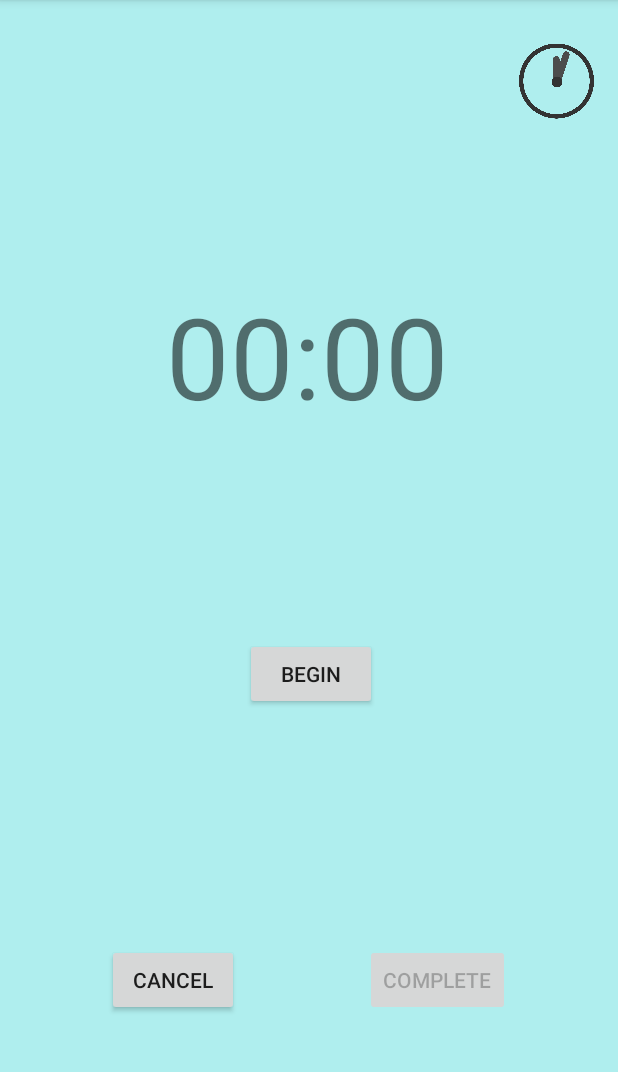
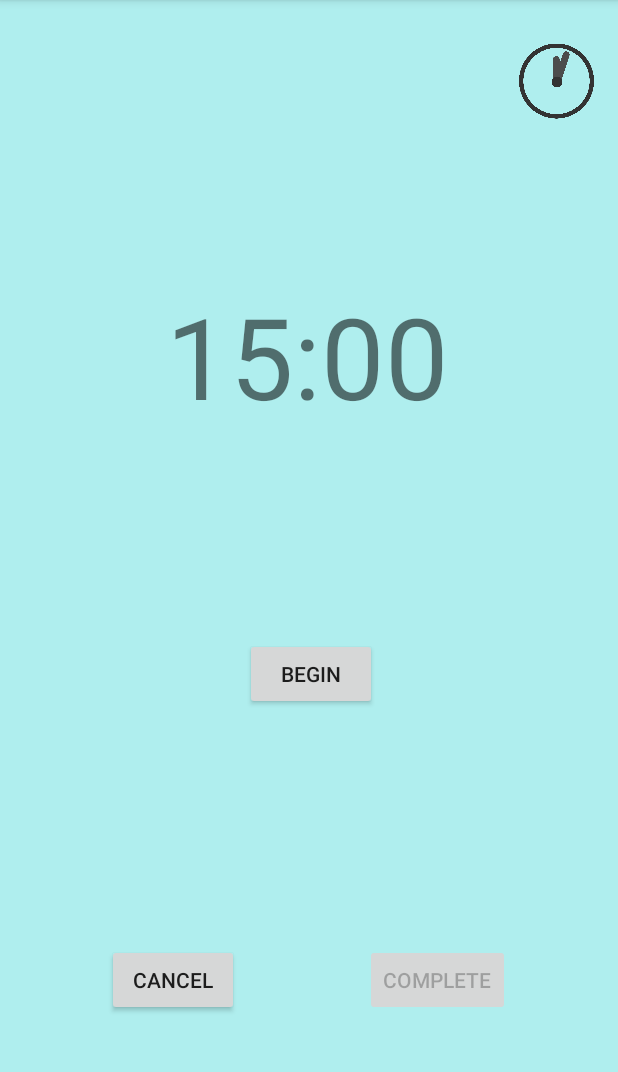
Before and after one commit to WFoster1994/MyWorryTime, an Android app: the WorryTimeActivity screen opened directly, with no data from a screen before it, on a phone screen of 412 x 824 dp, the part 84-1156 px from its top. Run offline under Robolectric (Android 15) with nearby library versions, the phone set to English and light mode, and no system bars.

Commit message:
Coding complete for count down timer. Null exception error encountered upon starting worry time

```diff
--- a/app/src/main/java/will/example/myworrytime/WorryTimeActivity.java
+++ b/app/src/main/java/will/example/myworrytime/WorryTimeActivity.java
@@ -4,7 +4,6 @@ import android.content.DialogInterface;
 import android.content.Intent;
 import android.os.Bundle;
 import android.os.CountDownTimer;
-import android.os.Handler;
 import android.view.View;
 import android.widget.Button;
 import android.widget.TextView;
@@ -20,7 +19,7 @@ public class WorryTimeActivity extends AppCompatActivity {
     900000 milliseconds is 15 minutes. */
     private static final long START_TIME = 900000;
 
-    private TextView mCountDown;
+    private TextView mCountDownTextView;
     private Button mStartPauseButton;
     private Button mCompleteButton;
     private Button mCancelButton;
@@ -32,16 +31,12 @@ public class WorryTimeActivity extends AppCompatActivity {
 
     private long mTimeLeft = START_TIME;
 
-    private DigitalClockView mDigitalClockView;
-
-    private Handler mHandler;
-
     @Override
     protected void onCreate(Bundle savedInstanceState) {
         super.onCreate(savedInstanceState);
         setContentView(R.layout.activity_worry_time);
 
-        mCountDown = findViewById(R.id.clockText);
+        mCountDownTextView = findViewById(R.id.clockText);
         mStartPauseButton = findViewById(R.id.begin_time_button);
         mResetButton = findViewById(R.id.reset_time_button);
 
@@ -89,15 +84,10 @@ public class WorryTimeActivity extends AppCompatActivity {
             }
         });
 
-        mDigitalClockView = new DigitalClockView();
-
-        mHandler = new Handler();
-
-
+        /*When the view is created, the timer will display
+        15:00 rather than 00:00*/
+        updateCountDown();
     }
-
-
-
 
     public void returnToHome() {
         Intent intent = new Intent (this, MainActivity.class);
@@ -115,15 +105,21 @@ public class WorryTimeActivity extends AppCompatActivity {
 
             @Override
             public void onFinish() {
-
+                mTimerRunning = false;
+                mStartPauseButton.setText("Start");
+                mStartPauseButton.setVisibility(View.INVISIBLE);
+                mResetButton.setVisibility(View.VISIBLE);
+                mCompleteButton.setEnabled(true);
             }
         }.start();
 
         //Now the timer is running
         mTimerRunning = true;
+
         /*Now that the timer has begun, the start button changes to pause so the user
         is aware they can stop the countdown if needed*/
         mStartPauseButton.setText("Pause");
+
         //The user may not reset the time if needed once the timer begins
         mResetButton.setVisibility(View.INVISIBLE);
     }
@@ -137,7 +133,10 @@ public class WorryTimeActivity extends AppCompatActivity {
     }
 
     private void resetTimer(){
-
+        mTimeLeft = START_TIME;
+        updateCountDown();
+        mResetButton.setVisibility(View.INVISIBLE);
+        mStartPauseButton.setVisibility(View.VISIBLE);
 
     }
 
@@ -149,6 +148,6 @@ public class WorryTimeActivity extends AppCompatActivity {
 
         String timeFormat = String.format(Locale.getDefault(),"%02d:%02d", minutes, seconds);
 
-        mCountDown.setText(timeFormat);
+        mCountDownTextView.setText(timeFormat);
     }
 }
```
